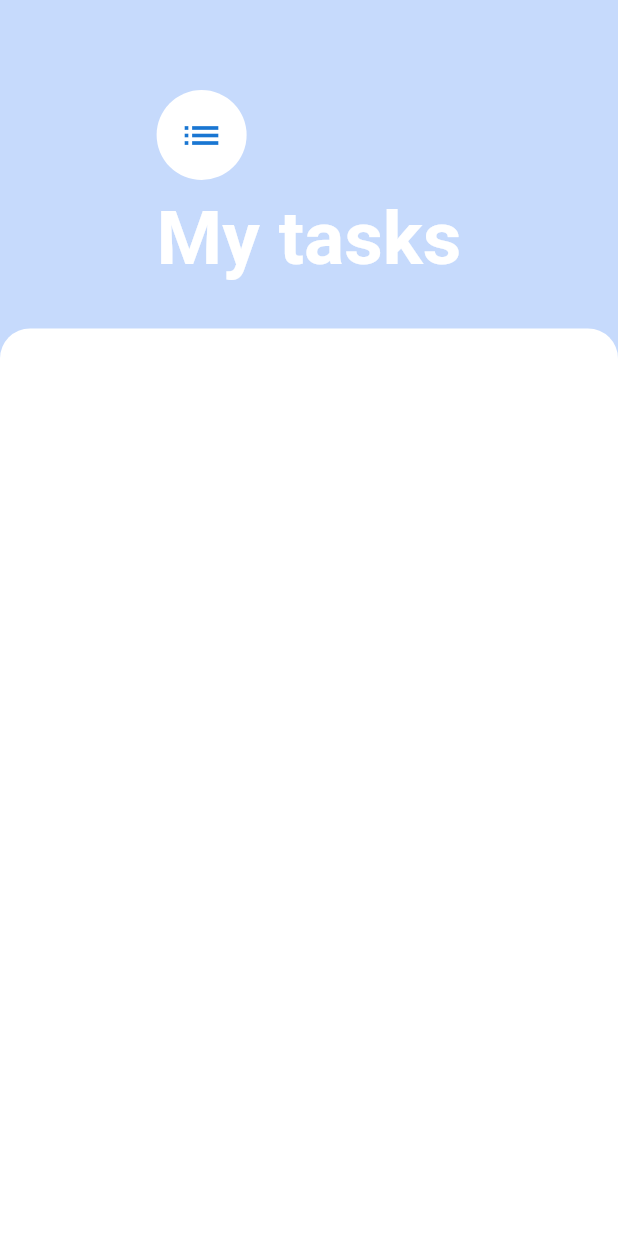
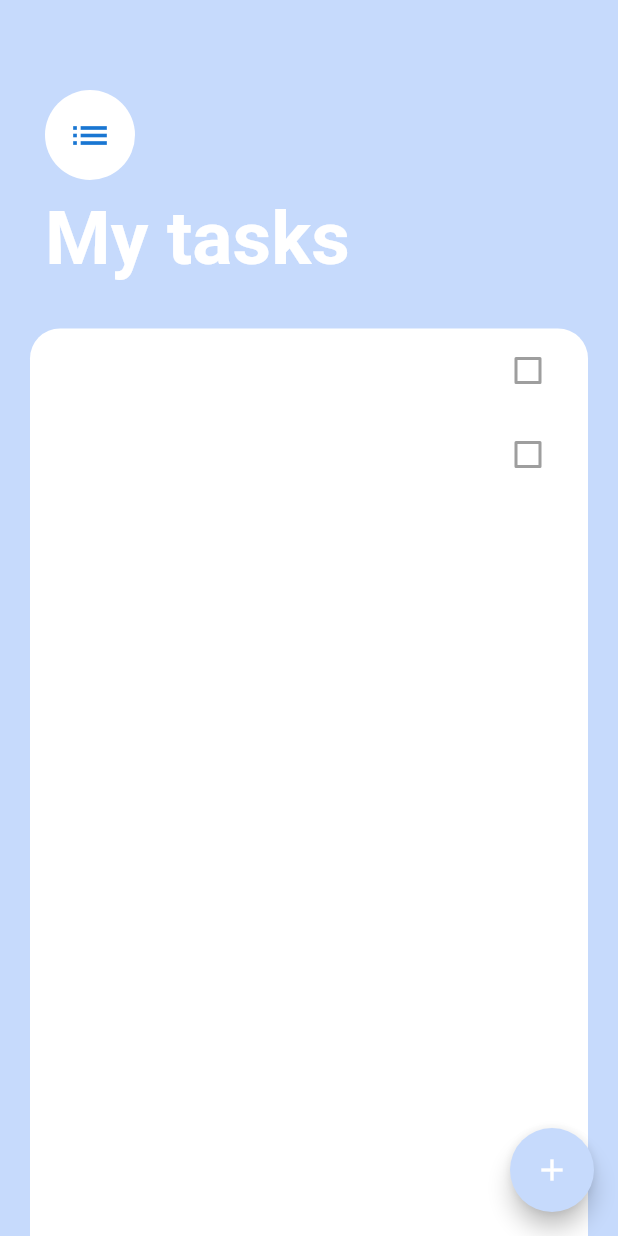
Before and after one commit to upasana-khatiwada/to_do_app, a Flutter app: the screen it shows after launch, on a phone screen of 412 x 824 dp. Run offline on Flutter 3.47's test engine with Material 2 defaults, Android fonts, the phone set to English and light mode, and no system bars.

Commit message:
static task added

```diff
--- a/lib/main.dart
+++ b/lib/main.dart
@@ -10,7 +10,7 @@ class MyApp extends StatelessWidget {
 
   @override
   Widget build(BuildContext context) {
-    return const MaterialApp(
+    return  const MaterialApp(
       home: TasksScreen(),
     );
   }
--- /dev/null
+++ b/lib/task_list.dart
@@ -0,0 +1,18 @@
+import 'package:flutter/material.dart';
+import 'package:to_do_app/task_tile.dart';
+
+class TaskList extends StatelessWidget {
+  const TaskList({super.key});
+
+  @override
+  Widget build(BuildContext context) {
+    return ListView(
+      children: const [
+        TaskTile(),
+        TaskTile()
+
+      ],
+    );
+
+  }
+}
--- a/lib/task_screen.dart
+++ b/lib/task_screen.dart
@@ -1,4 +1,5 @@
 import 'package:flutter/material.dart';
+import 'package:to_do_app/task_list.dart';
 
 class TasksScreen extends StatelessWidget {
   const TasksScreen({super.key});
@@ -7,10 +8,18 @@ class TasksScreen extends StatelessWidget {
   Widget build(BuildContext context) {
     return Scaffold(
       backgroundColor: const Color(0xFFC6DAFC),
+      floatingActionButton: FloatingActionButton(
+          backgroundColor: const Color(0xFFC6DAFC),
+          child: const Icon(Icons.add),
+          onPressed: () {
+
+          }),
       body: Column(
+        crossAxisAlignment: CrossAxisAlignment.start,
         children: [
           Container(
-            padding: const EdgeInsets.only(top: 60, left: 30, right: 30, bottom: 30),
+            padding:
+                const EdgeInsets.only(top: 60, left: 30, right: 30, bottom: 30),
             child: const Column(
               crossAxisAlignment: CrossAxisAlignment.start,
               children: <Widget>[
@@ -33,22 +42,25 @@ class TasksScreen extends StatelessWidget {
                     fontWeight: FontWeight.w700,
                   ),
                 ),
-
               ],
             ),
           ),
-          Expanded(child: Container(
-            decoration: const BoxDecoration(
-              color: Colors.white,
-              borderRadius: BorderRadius.only(
-               topLeft: Radius.circular(20.0),
-               topRight: Radius.circular(20.0),
-              )
+          Expanded(
+            child: Padding(
+              padding: const EdgeInsets.symmetric(horizontal: 20),
+              child: Container(
+                decoration: const BoxDecoration(
+                    color: Colors.white,
+                    borderRadius: BorderRadius.only(
+                      topLeft: Radius.circular(20.0),
+                      topRight: Radius.circular(20.0),
+                    )),
+                child: const TaskList(),
+              ),
             ),
-          ))
+          ),
         ],
       ),
-
     );
   }
 }
--- /dev/null
+++ b/lib/task_tile.dart
@@ -0,0 +1,16 @@
+import 'package:flutter/material.dart';
+
+class TaskTile extends StatelessWidget {
+  const TaskTile({super.key});
+
+  @override
+  Widget build(BuildContext context) {
+    return const ListTile(
+      title: Text(""),
+      trailing: Checkbox(
+        value: false,
+
+      ),
+    );
+  }
+}
```
